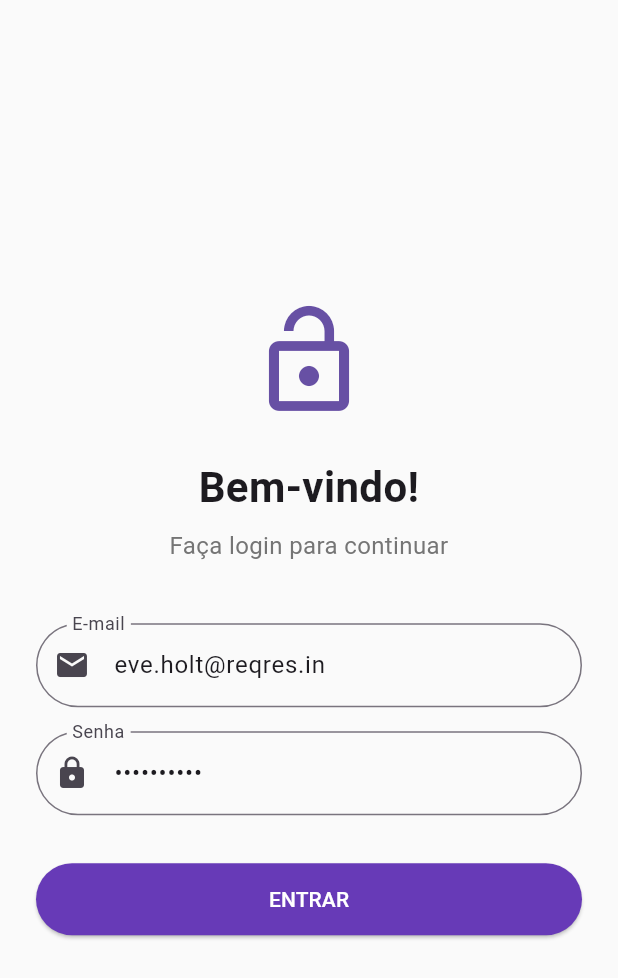
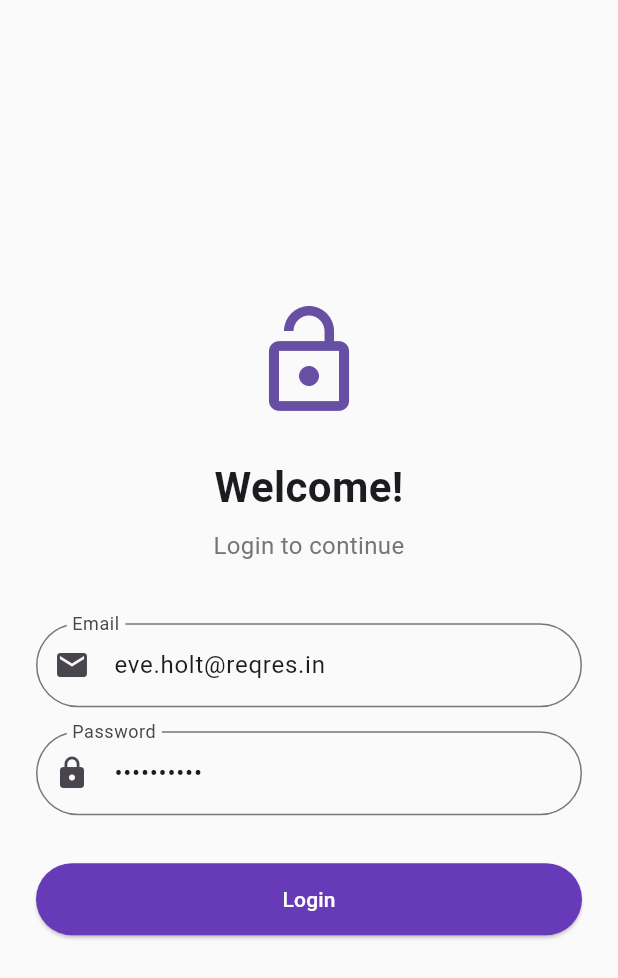
Before and after one commit to xxnickfuryxx/rarolabs, a Flutter app: the screen it shows after launch, on a phone screen of 412 x 824 dp. Shown: the top 978 px of the screen. Run offline on Flutter 3.47's test engine with Material 3 defaults, Android fonts, the phone set to English and light mode, and no system bars; our stand-ins replace cached_network_image, connectivity_plus, equatable, faker, get_it, shared_preferences.

Commit message:
feat: Implementando o I10n (Internaciobalização) ao projeto

````diff
--- /dev/null
+++ b/l10n.yaml
@@ -0,0 +1,4 @@
+arb-dir: lib/l10n
+template-arb-file: app_en.arb
+output-localization-file: app_localizations.dart
+nullable-getter: false
--- /dev/null
+++ b/lib/l10n/app_en.arb
@@ -0,0 +1,22 @@
+{
+    "@@locale": "en",
+    "email": "Email",
+    "password": "Password",
+    "login": "Login",
+    "users": "Users",
+    "feeds": "Feeds",
+    "logout": "Logout",
+    "titleAppName": "Flutter MVVM Demo",
+    "splashTitle": "Raro Labs MVVM",
+    "loginWelcomeTitle": "Welcome!",
+    "loginToContinue": "Login to continue",
+    "loginInsertEmail": "Please enter your email",
+    "loginInsertPassword": "Please enter your password",
+    "feedsTitle": "Posts Feed",
+    "userListSearchByName": "Search by name...",
+    "userListNotFound": "No users found.",
+    "userListNoShow": "No users to display.",
+    "userProfileJob": "Job Title",
+    "userProfileBio": "Biography",
+    "userProfileArea": "Area"
+}
--- /dev/null
+++ b/lib/l10n/app_localizations.dart
@@ -0,0 +1,247 @@
+import 'dart:async';
+
+import 'package:flutter/foundation.dart';
+import 'package:flutter/widgets.dart';
+import 'package:flutter_localizations/flutter_localizations.dart';
+import 'package:intl/intl.dart' as intl;
+
+import 'app_localizations_en.dart';
+import 'app_localizations_pt.dart';
+
+// ignore_for_file: type=lint
+
+/// Callers can lookup localized strings with an instance of AppLocalizations
+/// returned by `AppLocalizations.of(context)`.
+///
+/// Applications need to include `AppLocalizations.delegate()` in their app's
+/// `localizationDelegates` list, and the locales they support in the app's
+/// `supportedLocales` list. For example:
+///
+/// ```dart
+/// import 'l10n/app_localizations.dart';
+///
+/// return MaterialApp(
+///   localizationsDelegates: AppLocalizations.localizationsDelegates,
+///   supportedLocales: AppLocalizations.supportedLocales,
+///   home: MyApplicationHome(),
+/// );
+/// ```
+///
+/// ## Update pubspec.yaml
+///
+/// Please make sure to update your pubspec.yaml to include the following
+/// packages:
+///
+/// ```yaml
+/// dependencies:
+///   # Internationalization support.
+///   flutter_localizations:
+///     sdk: flutter
+///   intl: any # Use the pinned version from flutter_localizations
+///
+///   # Rest of dependencies
+/// ```
+///
+/// ## iOS Applications
+///
+/// iOS applications define key application metadata, including supported
+/// locales, in an Info.plist file that is built into the application bundle.
+/// To configure the locales supported by your app, you’ll need to edit this
+/// file.
+///
+/// First, open your project’s ios/Runner.xcworkspace Xcode workspace file.
+/// Then, in the Project Navigator, open the Info.plist file under the Runner
+/// project’s Runner folder.
+///
+/// Next, select the Information Property List item, select Add Item from the
+/// Editor menu, then select Localizations from the pop-up menu.
+///
+/// Select and expand the newly-created Localizations item then, for each
+/// locale your application supports, add a new item and select the locale
+/// you wish to add from the pop-up menu in the Value field. This list should
+/// be consistent with the languages listed in the AppLocalizations.supportedLocales
+/// property.
+abstract class AppLocalizations {
+  AppLocalizations(String locale)
+      : localeName = intl.Intl.canonicalizedLocale(locale.toString());
+
+  final String localeName;
+
+  static AppLocalizations of(BuildContext context) {
+    return Localizations.of<AppLocalizations>(context, AppLocalizations)!;
+  }
+
+  static const LocalizationsDelegate<AppLocalizations> delegate =
+      _AppLocalizationsDelegate();
+
+  /// A list of this localizations delegate along with the default localizations
+  /// delegates.
+  ///
+  /// Returns a list of localizations delegates containing this delegate along with
+  /// GlobalMaterialLocalizations.delegate, GlobalCupertinoLocalizations.delegate,
+  /// and GlobalWidgetsLocalizations.delegate.
+  ///
+  /// Additional delegates can be added by appending to this list in
+  /// MaterialApp. This list does not have to be used at all if a custom list
+  /// of delegates is preferred or required.
+  static const List<LocalizationsDelegate<dynamic>> localizationsDelegates =
+      <LocalizationsDelegate<dynamic>>[
+    delegate,
+    GlobalMaterialLocalizations.delegate,
+    GlobalCupertinoLocalizations.delegate,
+    GlobalWidgetsLocalizations.delegate,
+  ];
+
+  /// A list of this localizations delegate's supported locales.
+  static const List<Locale> supportedLocales = <Locale>[
+    Locale('en'),
+    Locale('pt')
+  ];
+
+  /// No description provided for @email.
+  ///
+  /// In en, this message translates to:
+  /// **'Email'**
+  String get email;
+
+  /// No description provided for @password.
+  ///
+  /// In en, this message translates to:
+  /// **'Password'**
+  String get password;
+
+  /// No description provided for @login.
+  ///
+  /// In en, this message translates to:
+  /// **'Login'**
+  String get login;
+
+  /// No description provided for @users.
+  ///
+  /// In en, this message translates to:
+  /// **'Users'**
+  String get users;
+
+  /// No description provided for @feeds.
+  ///
+  /// In en, this message translates to:
+  /// **'Feeds'**
+  String get feeds;
+
+  /// No description provided for @logout.
+  ///
+  /// In en, this message translates to:
+  /// **'Logout'**
+  String get logout;
+
+  /// No description provided for @titleAppName.
+  ///
+  /// In en, this message translates to:
+  /// **'Flutter MVVM Demo'**
+  String get titleAppName;
+
+  /// No description provided for @splashTitle.
+  ///
+  /// In en, this message translates to:
+  /// **'Raro Labs MVVM'**
+  String get splashTitle;
+
+  /// No description provided for @loginWelcomeTitle.
+  ///
+  /// In en, this message translates to:
+  /// **'Welcome!'**
+  String get loginWelcomeTitle;
+
+  /// No description provided for @loginToContinue.
+  ///
+  /// In en, this message translates to:
+  /// **'Login to continue'**
+  String get loginToContinue;
+
+  /// No description provided for @loginInsertEmail.
+  ///
+  /// In en, this message translates to:
+  /// **'Please enter your email'**
+  String get loginInsertEmail;
+
+  /// No description provided for @loginInsertPassword.
+  ///
+  /// In en, this message translates to:
+  /// **'Please enter your password'**
+  String get loginInsertPassword;
+
+  /// No description provided for @feedsTitle.
+  ///
+  /// In en, this message translates to:
+  /// **'Posts Feed'**
+  String get feedsTitle;
+
+  /// No description provided for @userListSearchByName.
+  ///
+  /// In en, this message translates to:
+  /// **'Search by name...'**
+  String get userListSearchByName;
+
+  /// No description provided for @userListNotFound.
+  ///
+  /// In en, this message translates to:
+  /// **'No users found.'**
+  String get userListNotFound;
+
+  /// No description provided for @userListNoShow.
+  ///
+  /// In en, this message translates to:
+  /// **'No users to display.'**
+  String get userListNoShow;
+
+  /// No description provided for @userProfileJob.
+  ///
+  /// In en, this message translates to:
+  /// **'Job Title'**
+  String get userProfileJob;
+
+  /// No description provided for @userProfileBio.
+  ///
+  /// In en, this message translates to:
+  /// **'Biography'**
+  String get userProfileBio;
+
+  /// No description provided for @userProfileArea.
+  ///
+  /// In en, this message translates to:
+  /// **'Area'**
+  String get userProfileArea;
+}
+
+class _AppLocalizationsDelegate
+    extends LocalizationsDelegate<AppLocalizations> {
+  const _AppLocalizationsDelegate();
+
+  @override
+  Future<AppLocalizations> load(Locale locale) {
+    return SynchronousFuture<AppLocalizations>(lookupAppLocalizations(locale));
+  }
+
+  @override
+  bool isSupported(Locale locale) =>
+      <String>['en', 'pt'].contains(locale.languageCode);
+
+  @override
+  bool shouldReload(_AppLocalizationsDelegate old) => false;
+}
+
+AppLocalizations lookupAppLocalizations(Locale locale) {
+  // Lookup logic when only language code is specified.
+  switch (locale.languageCode) {
+    case 'en':
+      return AppLocalizationsEn();
+    case 'pt':
+      return AppLocalizationsPt();
+  }
+
+  throw FlutterError(
+      'AppLocalizations.delegate failed to load unsupported locale "$locale". This is likely '
+      'an issue with the localizations generation tool. Please file an issue '
+      'on GitHub with a reproducible sample app and the gen-l10n configuration '
+      'that was used.');
+}
--- a/lib/main.dart
+++ b/lib/main.dart
@@ -7,6 +7,8 @@ import 'package:rarolabs/src/view/pages/login/login_viewmodel.dart';
 import 'package:rarolabs/src/view/pages/splash/splash_page.dart';
 import 'package:rarolabs/src/view/pages/user_list/user_list_viewmodel.dart';
 import 'package:rarolabs/src/view/pages/user_profile/user_profile_viewmodel.dart';
+import 'package:flutter_localizations/flutter_localizations.dart';
+import 'l10n/app_localizations.dart';
 
 void main() {
   // Initialize dependency injection
@@ -28,10 +30,19 @@ class RaroLabsApp extends StatelessWidget {
         ChangeNotifierProvider(create: (_) => getIt<UserProfileViewModel>()),
       ],
       child: MaterialApp(
-        title: 'Flutter MVVM Demo',
         theme: AppTheme.lightTheme,
         debugShowCheckedModeBanner: false,
         home: const SplashPage(),
+        localizationsDelegates: [
+          AppLocalizations.delegate,
+          GlobalMaterialLocalizations.delegate,
+          GlobalWidgetsLocalizations.delegate,
+          GlobalCupertinoLocalizations.delegate,
+        ],
+        supportedLocales: [
+          Locale('en', 'US'), // English
+          Locale('pt', 'BR'), // Portuguese
+        ],
       ),
     );
   }
--- a/lib/src/view/pages/feed/feed_page.dart
+++ b/lib/src/view/pages/feed/feed_page.dart
@@ -1,5 +1,6 @@
 import 'package:flutter/material.dart';
 import 'package:provider/provider.dart';
+import 'package:rarolabs/l10n/app_localizations.dart';
 import 'package:rarolabs/src/view/pages/feed/feed_viewmodel.dart';
 import 'package:rarolabs/src/view/widgets/post_card.dart';
 
@@ -31,10 +32,10 @@ class _FeedPageState extends State<FeedPage> {
   @override
   Widget build(BuildContext context) {
     final viewModel = context.watch<FeedViewModel>();
-
+    final locale = AppLocalizations.of(context);
     return Scaffold(
       appBar: AppBar(
-        title: const Text('Feed de Postagens'),
+        title: Text('${locale.feedsTitle}'),
       ),
       body: ListView.builder(
         padding: const EdgeInsets.all(8.0),
--- a/lib/src/view/pages/login/login_page.dart
+++ b/lib/src/view/pages/login/login_page.dart
@@ -1,5 +1,6 @@
 import 'package:flutter/material.dart';
 import 'package:provider/provider.dart';
+import 'package:rarolabs/l10n/app_localizations.dart';
 import 'package:rarolabs/src/view/pages/login/login_viewmodel.dart';
 import 'package:rarolabs/src/view/pages/home/home_page.dart';
 
@@ -43,7 +44,7 @@ class _LoginPageState extends State<LoginPage> {
   @override
   Widget build(BuildContext context) {
     final viewModel = context.watch<LoginViewModel>();
-
+    final locale = AppLocalizations.of(context);
     return Scaffold(
       body: Center(
         child: SingleChildScrollView(
@@ -54,41 +55,46 @@ class _LoginPageState extends State<LoginPage> {
               mainAxisAlignment: MainAxisAlignment.center,
               crossAxisAlignment: CrossAxisAlignment.stretch,
               children: [
-                Icon(Icons.lock_open, size: 80, color: Theme.of(context).primaryColor),
+                Icon(Icons.lock_open,
+                    size: 80, color: Theme.of(context).primaryColor),
                 const SizedBox(height: 24),
-                const Text(
-                  'Bem-vindo!',
+                Text(
+                  '${locale.loginWelcomeTitle}',
                   textAlign: TextAlign.center,
                   style: TextStyle(fontSize: 28, fontWeight: FontWeight.bold),
                 ),
                 const SizedBox(height: 8),
                 Text(
-                  'Faça login para continuar',
+                  '${locale.loginToContinue}',
                   textAlign: TextAlign.center,
                   style: TextStyle(fontSize: 16, color: Colors.grey[600]),
                 ),
                 const SizedBox(height: 40),
                 TextFormField(
                   controller: _emailController,
-                  decoration: const InputDecoration(labelText: 'E-mail', prefixIcon: Icon(Icons.email)),
+                  decoration: InputDecoration(
+                      labelText: '${locale.email}',
+                      prefixIcon: Icon(Icons.email)),
                   keyboardType: TextInputType.emailAddress,
                   validator: (value) =>
-                      value!.isEmpty ? 'Por favor, insira o e-mail' : null,
+                      value!.isEmpty ? '${locale.loginInsertEmail}' : null,
                 ),
                 const SizedBox(height: 16),
                 TextFormField(
                   controller: _passwordController,
-                  decoration: const InputDecoration(labelText: 'Senha', prefixIcon: Icon(Icons.lock)),
+                  decoration: InputDecoration(
+                      labelText: '${locale.password}',
+                      prefixIcon: Icon(Icons.lock)),
                   obscureText: true,
                   validator: (value) =>
-                      value!.isEmpty ? 'Por favor, insira a senha' : null,
+                      value!.isEmpty ? '${locale.loginInsertPassword}' : null,
                 ),
                 const SizedBox(height: 32),
                 viewModel.isLoading
                     ? const Center(child: CircularProgressIndicator())
                     : ElevatedButton(
                         onPressed: _login,
-                        child: const Text('ENTRAR'),
+                        child: Text('${locale.login}'),
                       ),
               ],
             ),
--- a/lib/src/view/pages/splash/splash_page.dart
+++ b/lib/src/view/pages/splash/splash_page.dart
@@ -1,5 +1,6 @@
 // coverage:ignore-file
 import 'package:flutter/material.dart';
+import 'package:rarolabs/l10n/app_localizations.dart';
 import 'package:rarolabs/src/domain/usecases/check_auth_status_usecase.dart';
 import 'package:rarolabs/src/utils/dependencies.dart';
 import 'package:rarolabs/src/view/pages/home/home_page.dart';
@@ -36,6 +37,7 @@ class _SplashPageState extends State<SplashPage> {
 
   @override
   Widget build(BuildContext context) {
+    final locale = AppLocalizations.of(context);
     return Scaffold(
       body: Center(
         child: Column(
@@ -44,7 +46,7 @@ class _SplashPageState extends State<SplashPage> {
             Icon(Icons.flutter_dash,
                 size: 100, color: Theme.of(context).primaryColor),
             const SizedBox(height: 20),
-            const Text('Raro Labs MVVM',
+            Text('${locale.splashTitle}',
                 style: TextStyle(fontSize: 24, fontWeight: FontWeight.bold)),
             const SizedBox(height: 20),
             const CircularProgressIndicator(),
--- a/lib/src/view/pages/user_list/user_list_viewmodel.dart
+++ b/lib/src/view/pages/user_list/user_list_viewmodel.dart
@@ -37,7 +37,6 @@ class UserListViewModel extends ChangeNotifier {
 
     _isLoading = true;
     _errorMessage = null;
-    notifyListeners();
 
     try {
       if (_currentPage <= 2) {
--- a/lib/src/view/pages/user_profile/user_profile_viewmodel.dart
+++ b/lib/src/view/pages/user_profile/user_profile_viewmodel.dart
@@ -16,6 +16,6 @@ class UserProfileViewModel extends ChangeNotifier {
     _jobTitle = faker.job.title();
     _jobArea = faker.company.position();
     _biography = faker.lorem.sentences(5).join(' ');
-    notifyListeners();
   }
+
 }
--- a/pubspec.yaml
+++ b/pubspec.yaml
@@ -8,6 +8,8 @@ environment:
 
 dependencies:
   flutter:
+    sdk: flutter
+  flutter_localizations:
     sdk: flutter
 
   # State Management & Dependency Injection
@@ -37,3 +39,4 @@ dev_dependencies:
 
 flutter:
   uses-material-design: true
+  generate: true
````
Also changed, not shown: lib/l10n/app_localizations_en.dart (added, +67 -0 lines), lib/l10n/app_localizations_pt.dart (added, +67 -0 lines), lib/l10n/app_pt.arb (added, +21 -0 lines), lib/src/view/pages/home/home_page.dart (+5 -3 lines), lib/src/view/pages/user_list/user_list_page.dart (+9 -5 lines), lib/src/view/pages/user_profile/user_profile_page.dart (+10 -7 lines).
